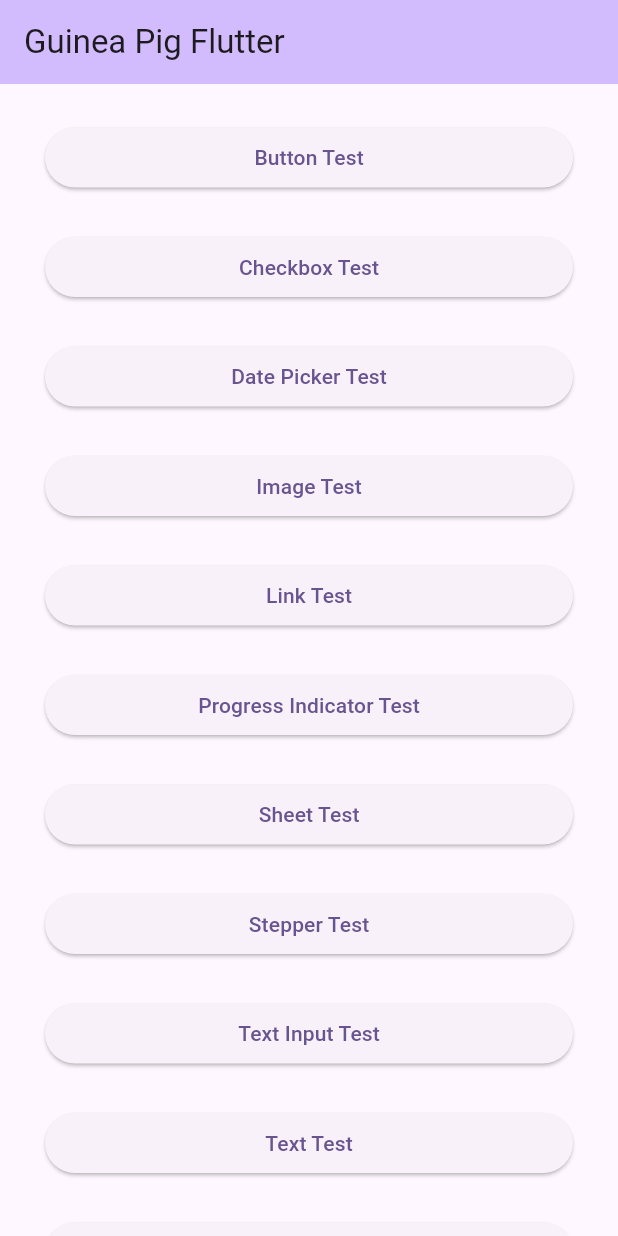
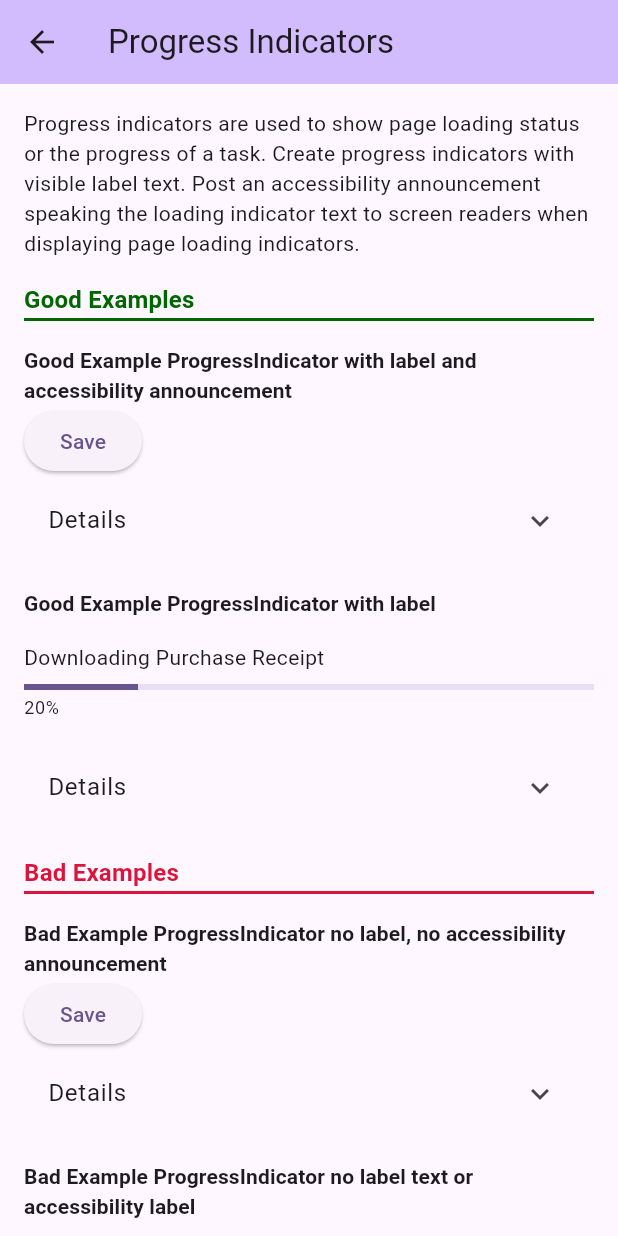
Before and after one commit to test-party/guinea_pig_flutter, a Flutter app: the screen it shows after launch, after a tap on "Progress Indicator Test", on a phone screen of 412 x 824 dp. Run offline on Flutter 3.47's test engine with Material 3 defaults, Android fonts, the phone set to English and light mode, and no system bars.

Commit message:
progress

```diff
--- a/lib/main.dart
+++ b/lib/main.dart
@@ -4,6 +4,7 @@ import 'src/checkbox.dart';
 import 'src/date_picker.dart';
 import 'src/images.dart';
 import 'src/link.dart';
+import 'src/progress_indicator.dart';
 
 void main() {
   runApp(const MyApp());
@@ -69,8 +70,10 @@ class _MainPageState extends State<MainPage> {
   }
 
   void _onOpenProgressIndicatorScreenClicked() {
-    // Navigate to Progress Indicator Test screen when implemented
-    debugPrint('Progress Indicator Test clicked');
+    Navigator.push(
+      context,
+      MaterialPageRoute(builder: (context) => const ProgressIndicatorScreen()),
+    );
   }
 
   void _onOpenSheetScreenClicked() {
--- /dev/null
+++ b/lib/src/progress_indicator.dart
@@ -0,0 +1,264 @@
+import 'package:flutter/material.dart';
+import 'package:flutter/semantics.dart';
+
+class ProgressIndicatorScreen extends StatefulWidget {
+  const ProgressIndicatorScreen({super.key});
+
+  @override
+  State<ProgressIndicatorScreen> createState() => _ProgressIndicatorScreenState();
+}
+
+class _ProgressIndicatorScreenState extends State<ProgressIndicatorScreen> {
+  bool progressIndicatorGoodVisible = false;
+  bool progressIndicatorBadVisible = false;
+  double progress = 0.8;
+
+  @override
+  Widget build(BuildContext context) {
+    final isDarkMode = Theme.of(context).brightness == Brightness.dark;
+    final darkGreen = const Color.fromRGBO(0, 102, 0, 1);
+    final darkRed = const Color.fromRGBO(220, 20, 60, 1);
+
+    final goodColor = isDarkMode ? Colors.green : darkGreen;
+    final badColor = isDarkMode ? Colors.red : darkRed;
+
+    return Scaffold(
+      appBar: AppBar(
+        backgroundColor: Theme.of(context).colorScheme.inversePrimary,
+        title: const Text('Progress Indicators'),
+      ),
+      body: SingleChildScrollView(
+        child: Padding(
+          padding: const EdgeInsets.all(16.0),
+          child: Column(
+            crossAxisAlignment: CrossAxisAlignment.start,
+            children: [
+              Text(
+                "Progress indicators are used to show page loading status or the progress of a task. "
+                "Create progress indicators with visible label text. Post an accessibility announcement "
+                "speaking the loading indicator text to screen readers when displaying page loading indicators.",
+                style: Theme.of(context).textTheme.bodyMedium,
+              ),
+              const SizedBox(height: 16),
+
+              // Good Examples section
+              Text(
+                "Good Examples",
+                style: Theme.of(context).textTheme.titleMedium?.copyWith(
+                  fontWeight: FontWeight.bold,
+                  color: goodColor,
+                ),
+                semanticsLabel: "Good Examples header",
+              ),
+              Divider(
+                height: 2,
+                thickness: 2,
+                color: goodColor,
+              ),
+              const SizedBox(height: 16),
+
+              Text(
+                "Good Example ProgressIndicator with label and accessibility announcement",
+                style: Theme.of(context).textTheme.titleSmall?.copyWith(
+                  fontWeight: FontWeight.bold,
+                ),
+                semanticsLabel: "Good Example ProgressIndicator with label and accessibility announcement header",
+              ),
+
+              // First Good Example
+              Column(
+                crossAxisAlignment: CrossAxisAlignment.start,
+                children: [
+                  if (progressIndicatorGoodVisible)
+                    Semantics(
+                      label: "Updating your information",
+                      child: Column(
+                        children: [
+                          const CircularProgressIndicator(),
+                          const SizedBox(height: 8),
+                          Text(
+                            "Updating your information",
+                            style: Theme.of(context).textTheme.bodyMedium,
+                          ),
+                        ],
+                      ),
+                    ),
+                  ElevatedButton(
+                    onPressed: () {
+                      setState(() {
+                        progressIndicatorGoodVisible = true;
+                      });
+
+                      // Announce to screen readers
+                      Future.delayed(const Duration(milliseconds: 100), () {
+                        SemanticsService.announce(
+                          "Updating your information",
+                          TextDirection.ltr,
+                        );
+                      });
+
+                      Future.delayed(const Duration(seconds: 2), () {
+                        setState(() {
+                          progressIndicatorGoodVisible = false;
+                        });
+                      });
+                    },
+                    child: const Text("Save"),
+                  ),
+                ],
+              ),
+
+              // Details Expandable Section
+              ExpansionTile(
+                title: const Text("Details"),
+                expandedCrossAxisAlignment: CrossAxisAlignment.start,
+                childrenPadding: const EdgeInsets.all(16),
+                children: [
+                  Text(
+                    "The first good progress indicator example announces the indicator text \"Updating your information\" "
+                    "to screen readers when the progress view displays. The announcement is posted with a 0.1 second "
+                    "delay to make it speak correctly. The ProgressIndicator uses appropriate styling for sufficient contrast.",
+                    style: Theme.of(context).textTheme.bodyMedium,
+                  ),
+                ],
+              ),
+
+              const SizedBox(height: 16),
+
+              // Second Good Example
+              Text(
+                "Good Example ProgressIndicator with label",
+                style: Theme.of(context).textTheme.titleSmall?.copyWith(
+                  fontWeight: FontWeight.bold,
+                ),
+                semanticsLabel: "Good Example ProgressIndicator with label header",
+              ),
+
+              Padding(
+                padding: const EdgeInsets.symmetric(vertical: 16.0),
+                child: Column(
+                  crossAxisAlignment: CrossAxisAlignment.start,
+                  children: [
+                    const Text("Downloading Purchase Receipt"),
+                    const SizedBox(height: 8),
+                    LinearProgressIndicator(value: 0.2),
+                    const SizedBox(height: 4),
+                    Text("20%", style: Theme.of(context).textTheme.bodySmall),
+                  ],
+                ),
+              ),
+
+              ExpansionTile(
+                title: const Text("Details"),
+                expandedCrossAxisAlignment: CrossAxisAlignment.start,
+                childrenPadding: const EdgeInsets.all(16),
+                children: [
+                  Text(
+                    "The second good progress indicator example uses visible label text.",
+                    style: Theme.of(context).textTheme.bodyMedium,
+                  ),
+                ],
+              ),
+
+              const SizedBox(height: 16),
+
+              // Bad Examples Section
+              Text(
+                "Bad Examples",
+                style: Theme.of(context).textTheme.titleMedium?.copyWith(
+                  fontWeight: FontWeight.bold,
+                  color: badColor,
+                ),
+                semanticsLabel: "Bad Examples header",
+              ),
+
+              Divider(
+                height: 2,
+                thickness: 2,
+                color: badColor,
+              ),
+
+              const SizedBox(height: 16),
+
+              // First Bad Example
+              Text(
+                "Bad Example ProgressIndicator no label, no accessibility announcement",
+                style: Theme.of(context).textTheme.titleSmall?.copyWith(
+                  fontWeight: FontWeight.bold,
+                ),
+                semanticsLabel: "Bad Example ProgressIndicator no label, no accessibility announcement header",
+              ),
+
+              Column(
+                crossAxisAlignment: CrossAxisAlignment.start,
+                children: [
+                  if (progressIndicatorBadVisible)
+                    const Padding(
+                      padding: EdgeInsets.symmetric(vertical: 16.0),
+                      child: Center(child: CircularProgressIndicator()),
+                    ),
+
+                  ElevatedButton(
+                    onPressed: () {
+                      setState(() {
+                        progressIndicatorBadVisible = true;
+                      });
+
+                      Future.delayed(const Duration(seconds: 2), () {
+                        setState(() {
+                          progressIndicatorBadVisible = false;
+                        });
+                      });
+                    },
+                    child: const Text("Save"),
+                  ),
+                ],
+              ),
+
+              ExpansionTile(
+                title: const Text("Details"),
+                expandedCrossAxisAlignment: CrossAxisAlignment.start,
+                childrenPadding: const EdgeInsets.all(16),
+                children: [
+                  Text(
+                    "The first bad progress indicator example does not announce to screen readers when the progress "
+                    "view displays. There is no label text for the progress view and no accessibility label for screen readers.",
+                    style: Theme.of(context).textTheme.bodyMedium,
+                  ),
+                ],
+              ),
+
+              const SizedBox(height: 16),
+
+              // Second Bad Example
+              Text(
+                "Bad Example ProgressIndicator no label text or accessibility label",
+                style: Theme.of(context).textTheme.titleSmall?.copyWith(
+                  fontWeight: FontWeight.bold,
+                ),
+                semanticsLabel: "Bad Example ProgressIndicator no label text or accessibility label header",
+              ),
+
+              Padding(
+                padding: const EdgeInsets.symmetric(vertical: 16.0),
+                child: LinearProgressIndicator(value: 0.2),
+              ),
+
+              ExpansionTile(
+                title: const Text("Details"),
+                expandedCrossAxisAlignment: CrossAxisAlignment.start,
+                childrenPadding: const EdgeInsets.all(16),
+                children: [
+                  Text(
+                    "The second bad progress indicator example has no visible label text and no accessibility label for screen readers.",
+                    style: Theme.of(context).textTheme.bodyMedium,
+                  ),
+                ],
+              ),
+            ],
+          ),
+        ),
+      ),
+    );
+  }
+}
```
